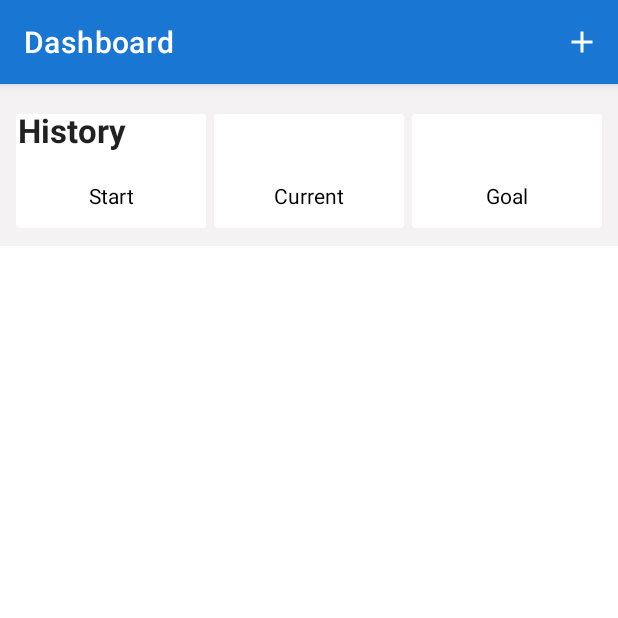
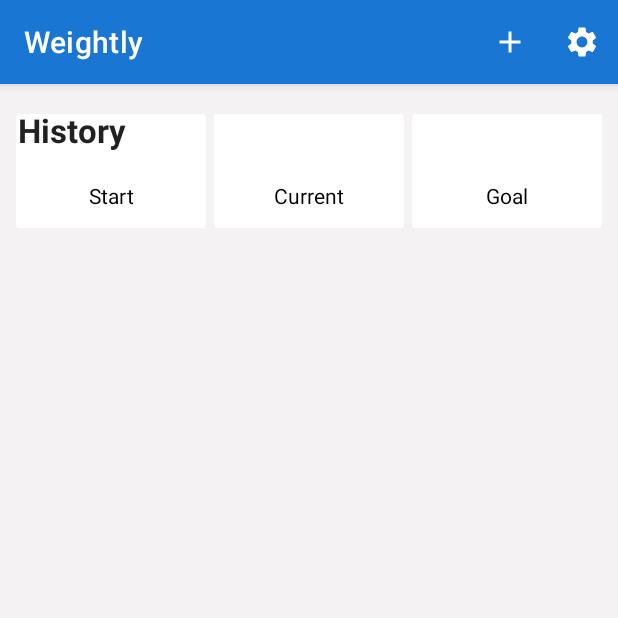
Before and after one commit to yusufonderd/Weightly, an Android app: the HomeFragment screen opened through its navigation route, on a phone screen of 412 x 824 dp, the top half of it. Run offline under Robolectric (Android 15) with nearby library versions, the phone set to English and light mode, and no system bars; our stand-ins replace Dagger/Hilt's generated code, Room's generated code, navigation-ui; libraries missing offline, so code that uses them is left out: com.github.mikephil.charting, com.orhanobut.hawk; plain views replace LineChart, StateLayoutView; 32 statements that could not run were skipped.

Commit message:
Add settings fragment

```diff
--- a/app/src/main/java/com/yonder/weightly/MainActivity.kt
+++ b/app/src/main/java/com/yonder/weightly/MainActivity.kt
@@ -23,11 +23,14 @@ class MainActivity : AppCompatActivity() {
         val appBarConfiguration = AppBarConfiguration(
             setOf(
                 R.id.navigation_home,
-                R.id.navigation_settings,
                 R.id.navigation_splash,
                 R.id.navigation_on_boarding
             )
         )
         setupActionBarWithNavController(navController, appBarConfiguration)
     }
+    override fun onSupportNavigateUp(): Boolean {
+        val navController = findNavController(R.id.nav_host_fragment_activity_main)
+        return navController.navigateUp() || super.onSupportNavigateUp()
+    }
 }
--- a/app/src/main/java/com/yonder/weightly/data/local/WeightDao.kt
+++ b/app/src/main/java/com/yonder/weightly/data/local/WeightDao.kt
@@ -35,11 +35,11 @@ interface WeightDao {
     ): Float?
 
     @Query("SELECT AVG(value) as average FROM weight ORDER BY timestamp ASC")
-    fun getAverage(): Flow<Float>
+    fun getAverage(): Flow<Float?>
 
     @Query("SELECT MAX(value) FROM weight ORDER BY timestamp ASC")
-    fun getMax(): Flow<Float>
+    fun getMax(): Flow<Float?>
 
     @Query("SELECT MIN(value)  FROM weight ORDER BY timestamp ASC")
-    fun getMin(): Flow<Float>
+    fun getMin(): Flow<Float?>
 }
--- a/app/src/main/java/com/yonder/weightly/ui/home/HomeFragment.kt
+++ b/app/src/main/java/com/yonder/weightly/ui/home/HomeFragment.kt
@@ -145,6 +145,10 @@ class HomeFragment : Fragment(R.layout.fragment_home) {
                 findNavController().navigate(HomeFragmentDirections.actionNavigateAddWeight(null))
                 true
             }
+            R.id.action_settings -> {
+                findNavController().navigate(HomeFragmentDirections.actionNavigateSettings())
+                true
+            }
             else -> super.onOptionsItemSelected(item)
         }
     }
--- a/app/src/main/java/com/yonder/weightly/ui/home/HomeViewModel.kt
+++ b/app/src/main/java/com/yonder/weightly/ui/home/HomeViewModel.kt
@@ -38,7 +38,7 @@ class HomeViewModel @Inject constructor(
             weightDao.getAverage().collectLatest { average ->
                 _uiState.update {
                     it.copy(
-                        averageWeight = "${average.format(1)}",
+                        averageWeight = "${average?.format(1)}",
                     )
                 }
             }
--- a/app/src/main/res/drawable/ic_baseline_settings_24.xml
+++ b/app/src/main/res/drawable/ic_baseline_settings_24.xml
@@ -1,5 +1,10 @@
-<vector android:height="24dp" android:tint="#000000"
-    android:viewportHeight="24" android:viewportWidth="24"
-    android:width="24dp" xmlns:android="http://schemas.android.com/apk/res/android">
-    <path android:fillColor="@android:color/white" android:pathData="M19.14,12.94c0.04,-0.3 0.06,-0.61 0.06,-0.94c0,-0.32 -0.02,-0.64 -0.07,-0.94l2.03,-1.58c0.18,-0.14 0.23,-0.41 0.12,-0.61l-1.92,-3.32c-0.12,-0.22 -0.37,-0.29 -0.59,-0.22l-2.39,0.96c-0.5,-0.38 -1.03,-0.7 -1.62,-0.94L14.4,2.81c-0.04,-0.24 -0.24,-0.41 -0.48,-0.41h-3.84c-0.24,0 -0.43,0.17 -0.47,0.41L9.25,5.35C8.66,5.59 8.12,5.92 7.63,6.29L5.24,5.33c-0.22,-0.08 -0.47,0 -0.59,0.22L2.74,8.87C2.62,9.08 2.66,9.34 2.86,9.48l2.03,1.58C4.84,11.36 4.8,11.69 4.8,12s0.02,0.64 0.07,0.94l-2.03,1.58c-0.18,0.14 -0.23,0.41 -0.12,0.61l1.92,3.32c0.12,0.22 0.37,0.29 0.59,0.22l2.39,-0.96c0.5,0.38 1.03,0.7 1.62,0.94l0.36,2.54c0.05,0.24 0.24,0.41 0.48,0.41h3.84c0.24,0 0.44,-0.17 0.47,-0.41l0.36,-2.54c0.59,-0.24 1.13,-0.56 1.62,-0.94l2.39,0.96c0.22,0.08 0.47,0 0.59,-0.22l1.92,-3.32c0.12,-0.22 0.07,-0.47 -0.12,-0.61L19.14,12.94zM12,15.6c-1.98,0 -3.6,-1.62 -3.6,-3.6s1.62,-3.6 3.6,-3.6s3.6,1.62 3.6,3.6S13.98,15.6 12,15.6z"/>
+<vector xmlns:android="http://schemas.android.com/apk/res/android"
+    android:width="24dp"
+    android:height="24dp"
+    android:tint="@color/white"
+    android:viewportWidth="24"
+    android:viewportHeight="24">
+    <path
+        android:fillColor="@android:color/white"
+        android:pathData="M19.14,12.94c0.04,-0.3 0.06,-0.61 0.06,-0.94c0,-0.32 -0.02,-0.64 -0.07,-0.94l2.03,-1.58c0.18,-0.14 0.23,-0.41 0.12,-0.61l-1.92,-3.32c-0.12,-0.22 -0.37,-0.29 -0.59,-0.22l-2.39,0.96c-0.5,-0.38 -1.03,-0.7 -1.62,-0.94L14.4,2.81c-0.04,-0.24 -0.24,-0.41 -0.48,-0.41h-3.84c-0.24,0 -0.43,0.17 -0.47,0.41L9.25,5.35C8.66,5.59 8.12,5.92 7.63,6.29L5.24,5.33c-0.22,-0.08 -0.47,0 -0.59,0.22L2.74,8.87C2.62,9.08 2.66,9.34 2.86,9.48l2.03,1.58C4.84,11.36 4.8,11.69 4.8,12s0.02,0.64 0.07,0.94l-2.03,1.58c-0.18,0.14 -0.23,0.41 -0.12,0.61l1.92,3.32c0.12,0.22 0.37,0.29 0.59,0.22l2.39,-0.96c0.5,0.38 1.03,0.7 1.62,0.94l0.36,2.54c0.05,0.24 0.24,0.41 0.48,0.41h3.84c0.24,0 0.44,-0.17 0.47,-0.41l0.36,-2.54c0.59,-0.24 1.13,-0.56 1.62,-0.94l2.39,0.96c0.22,0.08 0.47,0 0.59,-0.22l1.92,-3.32c0.12,-0.22 0.07,-0.47 -0.12,-0.61L19.14,12.94zM12,15.6c-1.98,0 -3.6,-1.62 -3.6,-3.6s1.62,-3.6 3.6,-3.6s3.6,1.62 3.6,3.6S13.98,15.6 12,15.6z" />
 </vector>
--- a/app/src/main/res/layout/fragment_home.xml
+++ b/app/src/main/res/layout/fragment_home.xml
@@ -3,6 +3,7 @@
     xmlns:app="http://schemas.android.com/apk/res-auto"
     xmlns:tools="http://schemas.android.com/tools"
     android:layout_width="match_parent"
+    android:fillViewport="true"
     android:layout_height="match_parent"
     tools:context=".ui.home.HomeFragment">
 
@@ -173,7 +174,6 @@
             android:paddingHorizontal="@dimen/space_4"
             app:layout_behavior="@string/appbar_scrolling_view_behavior"
             app:layoutManager="androidx.recyclerview.widget.LinearLayoutManager"
-            app:layout_constraintBottom_toBottomOf="parent"
             app:layout_constraintEnd_toEndOf="parent"
             app:layout_constraintStart_toStartOf="parent"
             app:layout_constraintTop_toBottomOf="@+id/tvHistory"
--- /dev/null
+++ b/app/src/main/res/layout/fragment_settings.xml
@@ -0,0 +1,6 @@
+<?xml version="1.0" encoding="utf-8"?>
+<androidx.constraintlayout.widget.ConstraintLayout xmlns:android="http://schemas.android.com/apk/res/android"
+    android:layout_width="match_parent"
+    android:layout_height="match_parent">
+
+</androidx.constraintlayout.widget.ConstraintLayout>
--- a/app/src/main/res/menu/home_menu.xml
+++ b/app/src/main/res/menu/home_menu.xml
@@ -7,4 +7,9 @@
         android:icon="@drawable/ic_baseline_add_24"
         android:title="@string/add_weight"
         app:showAsAction="ifRoom" />
+    <item
+        android:id="@+id/action_settings"
+        android:icon="@drawable/ic_baseline_settings_24"
+        android:title="@string/settings"
+        app:showAsAction="ifRoom" />
 </menu>
--- a/app/src/main/res/navigation/mobile_navigation.xml
+++ b/app/src/main/res/navigation/mobile_navigation.xml
@@ -47,7 +47,17 @@
             android:id="@+id/action_navigate_history"
             app:destination="@id/navigation_history" />
 
+        <action
+            android:id="@+id/action_navigate_settings"
+            app:destination="@id/navigation_settings" />
+
     </fragment>
+
+    <fragment
+        android:id="@+id/navigation_settings"
+        android:name="com.yonder.weightly.ui.settings.SettingsFragment"
+        android:label="@string/title_settings"
+        tools:layout="@layout/fragment_settings" />
 
     <dialog
         android:id="@+id/navigation_history"
--- a/app/src/main/res/values/strings.xml
+++ b/app/src/main/res/values/strings.xml
@@ -1,6 +1,6 @@
 <resources>
     <string name="app_name">Weightly</string>
-    <string name="title_home">Dashboard</string>
+    <string name="title_home">Weightly</string>
     <string name="title_splash">Splash</string>
     <string name="title_on_boarding">On Boarding</string>
     <string name="title_settings">Settings</string>
@@ -52,5 +52,7 @@
     <string name="goal">Goal</string>
     <string name="current">Current</string>
 
+    <string name="settings">Settings</string>
+
 
 </resources>
```
Also changed, not shown: app/src/main/java/com/yonder/weightly/ui/settings/SettingsFragment.kt (added, +19 -0 lines), app/src/main/java/com/yonder/weightly/ui/settings/SettingsViewModel.kt (added, +10 -0 lines).
